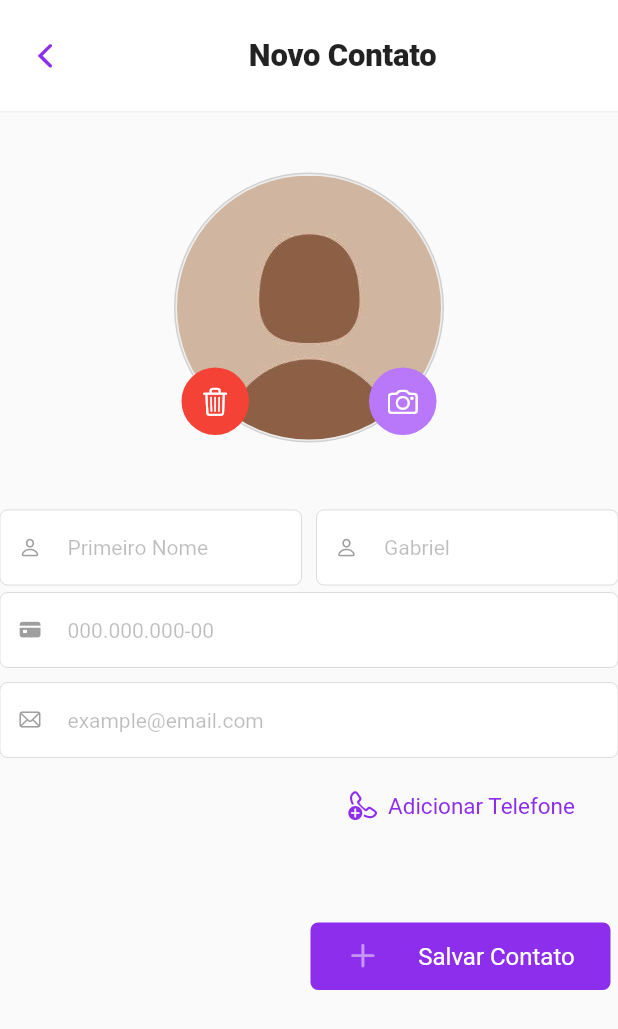
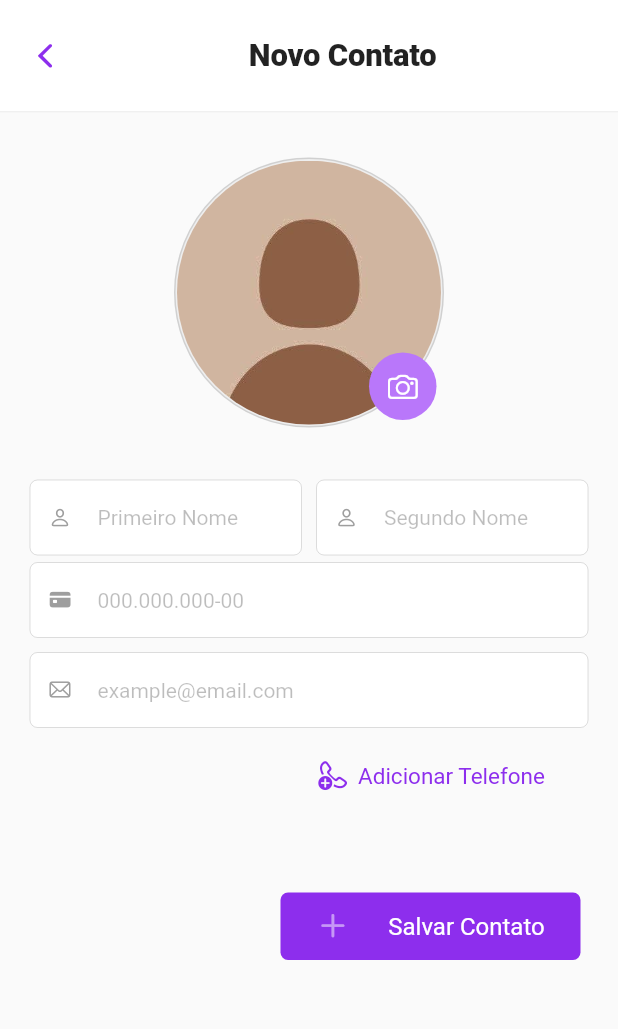
Before and after one commit to caiquegabriel/Agenda-Eletronica, a Flutter app: the screen it shows after launch, after a tap on an icon or button, on a phone screen of 412 x 824 dp. Shown: the top 1029 px of the screen. Run offline on Flutter 3.47's test engine with Material 2 defaults, Android fonts, the phone set to English and light mode, and no system bars; our stand-ins replace flutter_modular, google_fonts, image_picker, mask_text_input_formatter, shared_preferences, sqflite; missing offline and left inert: cpf_cnpj_validator; accounts and stored records are empty; network calls fail.

Commit message:
Correções

```diff
--- a/lib/components/forms/widget_contact_form.dart
+++ b/lib/components/forms/widget_contact_form.dart
@@ -20,14 +20,11 @@ class ContactForm extends StatefulWidget{
 
   final Function onSubmit;
 
-  final Function feedback;
-
   final Contact contact;
 
   const ContactForm({
     Key? key,
     required this.contact,
-    required this.feedback,
     required this.onSubmit
   }) : super(key: key);
 
@@ -46,9 +43,11 @@ class ContactFormState extends State<ContactForm> {
   Map<int, FocusNode> telephoneFocus = {};
   Map<String, FocusNode > formFocus = {};
 
-  List<ContactTelephoneForm> _telephonesForms = [];
+  final List<ContactTelephoneForm> _telephonesForms = [];
 
   List<Telephone> telephonesValues = [];
+
+  MaskTextInputFormatter? _maskCPF;
 
   void _loadTelephones() {
     if (widget.contact.telephones.isEmpty || !mounted) return;
@@ -81,6 +80,13 @@ class ContactFormState extends State<ContactForm> {
   void initState() {
     super.initState();
 
+    _maskCPF = MaskTextInputFormatter(
+      mask: '###.###.###-##',
+      filter: { "#": RegExp(r'[0-9]') },
+      type: MaskAutoCompletionType.lazy,
+      initialText: widget.contact.cpf
+    );
+
     _loadTelephones();
 
     formKeys = {
@@ -103,6 +109,7 @@ class ContactFormState extends State<ContactForm> {
       formFocus = formFocus;
       formKeys = formKeys;
       _imagePath = widget.contact.photo ?? "";
+      _maskCPF = _maskCPF;
     });
   }
 
@@ -145,7 +152,7 @@ class ContactFormState extends State<ContactForm> {
       if (v.currentState != null) {
         if (v.currentState!.enabled) {
           Map value = v.currentState!.getValue();
-          if (value['telephone'] != null) {
+          if (value['telephone'] != null && value['telephone'].isNotEmpty) {
             telephonesValues.add(
               Telephone(
                 type: value['type'],
@@ -159,7 +166,7 @@ class ContactFormState extends State<ContactForm> {
       }
     });
 
-    if (telephonesValues.length == 0) {
+    if (telephonesValues.isEmpty) {
       customDialog(
         context,
         title: "Nenhum telefone inserido.",
@@ -179,10 +186,16 @@ class ContactFormState extends State<ContactForm> {
     );
 
     widget.onSubmit(contact).then((results) {
+      if (results != true && results != null) {
+        contact.id = results;
+      }
       customDialog(
         context,
-        title: "Dados atualizados!",
-        description: "As informações de ${widget.contact.firstName} foram atualizadas com sucesso!"
+        title: widget.contact.id != null ? "Dados atualizados!" : "Contato criado!",
+        description: widget.contact.id != null ? "As informações de ${widget.contact.firstName} foram atualizadas com sucesso!" : "Um novo contato foi salvo.",
+        callback: () {
+          navigatorPushNamed(context, '/contact_view', arguments: {'contact': contact});
+        }
       );
       return;
     });
@@ -268,13 +281,16 @@ class ContactFormState extends State<ContactForm> {
 
   @override
   Widget build(BuildContext context) {
-    return Column(
+    return Container(
+      padding: const EdgeInsets.all(20),
+      child: Column(
         mainAxisAlignment: MainAxisAlignment.center,
         children: [
           Container(
             alignment: Alignment.center,
             width: double.infinity,
-            height: 260,
+            height: 200,
+            margin: const EdgeInsets.only(bottom: 20),
             child: Stack (
               children: [
                 Container (
@@ -293,7 +309,7 @@ class ContactFormState extends State<ContactForm> {
                     avatar: _imagePath
                   ),
                 ),
-                (_imagePath.isNotEmpty || (widget.contact.photo != null))
+                (_imagePath.isNotEmpty && (widget.contact.photo != null))
                   ?
                     Positioned(
                       left: 5,
@@ -368,7 +384,7 @@ class ContactFormState extends State<ContactForm> {
                   hintColor: Colors.black26,
                   icon: CupertinoIcons.person,
                   margin: const EdgeInsets.only(left: 5, top: 5, bottom: 5),
-                  hintText: "Gabriel"
+                  hintText: "Segundo Nome"
                 ),
               )
             ]
@@ -382,18 +398,11 @@ class ContactFormState extends State<ContactForm> {
                 borderWidth: 0,
                 backgroundColor: const Color.fromRGBO(255, 255, 255,  0.95 ),
                 focusNode: formFocus['cpf'],
-                mask: [
-                  MaskTextInputFormatter(
-                    initialText: widget.contact.cpf.toString(),
-                    mask: '###.###.###-##',
-                    filter: { "#": RegExp(r'[0-9]') },
-                    type: MaskAutoCompletionType.eager
-                  )
-                ],
+                mask: _maskCPF != null ? [_maskCPF!] : null,
                 textColor: Colors.black54,
                 formSubmitFunction: toNext,
                 key: formKeys['cpf'],
-                initialValue: widget.contact.cpf ?? "",
+                initialValue: widget.contact.cpf != null && _maskCPF != null ? _maskCPF!.updateMask(mask: "###.###.###-##").text : "",
                 validatorFunction: (){ },
                 labelColor: Colors.black38,
                 height: 50,
@@ -450,6 +459,8 @@ class ContactFormState extends State<ContactForm> {
           ),
           Container(
             margin: const EdgeInsets.only(top: 30),
+            child: SafeArea(
+              top: false,
               child: Row(
                 mainAxisAlignment: MainAxisAlignment.end,
                 children: [
@@ -471,7 +482,9 @@ class ContactFormState extends State<ContactForm> {
                 ],
               )
             )
+          )
         ],
+      )
     );
   }
 
--- a/lib/components/template/widget_header.dart
+++ b/lib/components/template/widget_header.dart
@@ -56,20 +56,13 @@ class TemplateHeaderState extends State<TemplateHeader> {
                   },
                 )
               :
-                const CustomButton(
-                  width: 45,
-                  height: 45,
-                  icon: CupertinoIcons.search,
-                  textColor: primaryColor,
-                  iconColor: primaryColor,
-                  iconSize: 25,
-                ),
+                const SizedBox.shrink(),
               Expanded(
                 child: Container(
                   alignment: Alignment.center,
                   child: Text(
                     widget.title ?? "Agenda",
-                    style: TextStyle(
+                    style: const TextStyle(
                       fontSize: 20.7,
                       fontWeight: FontWeight.w900,
                       letterSpacing: -0.127
--- a/lib/components/widget_contact_preview.dart
+++ b/lib/components/widget_contact_preview.dart
@@ -50,6 +50,7 @@ class ContactPreviewState extends State<ContactPreview> {
         child: Row(
           children: [
             ContactPhoto(
+              key: GlobalKey<ContactPhotoState>(),
               width: 45.5,
               height: 45.5,
               avatar: widget.contact.photo ?? "",
--- a/lib/components/widget_custom_input.dart
+++ b/lib/components/widget_custom_input.dart
@@ -130,9 +130,7 @@ class InputState extends State<Input>{
   }
 
   void updateValue(String value) {
-    setState(() {
-      _inputController.text = widget.initialValue ?? "";
-    });
+    _inputController.text = widget.initialValue ?? "";
   }
 
   int getCurrentLenght() {
--- a/lib/components/widget_loading.dart
+++ b/lib/components/widget_loading.dart
@@ -1,5 +1,4 @@
 import 'package:agenda_eletronica/components/widget_local_image.dart';
-import 'package:agenda_eletronica/style.dart';
 import 'package:flutter/material.dart';
 
 class Loading extends StatefulWidget{
--- a/lib/components/widget_telephone_preview.dart
+++ b/lib/components/widget_telephone_preview.dart
@@ -1,6 +1,6 @@
 import 'package:agenda_eletronica/entities/telephone.dart';
+import 'package:agenda_eletronica/helpers.dart';
 import 'package:agenda_eletronica/style.dart';
-import 'package:flutter/cupertino.dart';
 import 'package:flutter/material.dart';
 import 'package:url_launcher/url_launcher.dart';
 
@@ -54,7 +54,7 @@ class TelephonePreviewState extends State<TelephonePreview> {
               ),
             ),
             Text(
-              widget.telephone.telephone.toString(),
+              maskTelephone(widget.telephone.telephone),
               style: const TextStyle(
                 fontSize: 22,
                 color: primaryColor
--- a/lib/entities/contact.dart
+++ b/lib/entities/contact.dart
@@ -34,6 +34,7 @@ class Contact {
 
   String? get secondName => _secondName;
 
+  // ignore: unnecessary_getters_setters
   String? get photo => _photo;
 
   String? get email => _email;
@@ -46,6 +47,10 @@ class Contact {
 
   set photo(String? photo) {
     _photo = photo;
+  }
+
+  set id(int? id) {
+    _id = id;
   }
 
   String? principalTelephone() {
--- a/lib/screens/widget_contact_register.dart
+++ b/lib/screens/widget_contact_register.dart
@@ -1,12 +1,9 @@
 import 'package:agenda_eletronica/components/forms/widget_contact_form.dart';
-import 'package:agenda_eletronica/data/db/db.dart';
 import 'package:agenda_eletronica/entities/contact.dart';
 import 'package:agenda_eletronica/providers/contact_provider.dart';
 import 'package:agenda_eletronica/screens/widget_common_screen.dart';
-import 'package:agenda_eletronica/services/ContactService.dart';
 import 'package:agenda_eletronica/style.dart';
 import 'package:flutter/cupertino.dart';
-import 'package:flutter/foundation.dart';
 import 'package:flutter_modular/flutter_modular.dart';
 
 class ContactRegister extends StatefulWidget {
@@ -18,16 +15,20 @@ class ContactRegister extends StatefulWidget {
 
 }
 
-class ContactRegisterState extends State<ContactRegister> with CommonComponent {
+class ContactRegisterState extends State<ContactRegister> with CommonComponent, AutomaticKeepAliveClientMixin {
+
+  @override
+  bool get wantKeepAlive => true;
 
   @override
   void initState() {
     super.initState();
-    (DB()).deleteAllDataBase();
   }
 
   @override
   Widget build(BuildContext context) {
+    super.build(context);
+
     return content(
       enableBackButton: true,
       title: "Novo Contato",
@@ -36,7 +37,6 @@ class ContactRegisterState extends State<ContactRegister> with CommonComponent {
         children: [
           ContactForm(
             contact: Contact(),
-            feedback: () {},
             onSubmit: Modular.get<ContactProvider>().register,
           )
         ]
--- a/lib/screens/widget_home_screen.dart
+++ b/lib/screens/widget_home_screen.dart
@@ -20,7 +20,10 @@ class HomeScreen extends StatefulWidget {
 
 }
 
-class HomeScreeState extends State<HomeScreen> with CommonComponent {
+class HomeScreeState extends State<HomeScreen> with CommonComponent, AutomaticKeepAliveClientMixin {
+
+  @override
+  bool get wantKeepAlive => true;
 
   ContactProvider contactProvider = Modular.get<ContactProvider>();
 
@@ -41,6 +44,8 @@ class HomeScreeState extends State<HomeScreen> with CommonComponent {
 
   @override
   Widget build(BuildContext context) {
+    super.build(context);
+
     return content(
       rightButton: CustomButton(
         width: 45,
@@ -61,6 +66,7 @@ class HomeScreeState extends State<HomeScreen> with CommonComponent {
             builder: (context, value, _) {
               if (value.contactPreviews == null) {
                 return Container(
+                  key: GlobalKey(),
                   alignment: Alignment.center,
                   child: const Loading(
                     text: "Carregando ..."
@@ -68,11 +74,12 @@ class HomeScreeState extends State<HomeScreen> with CommonComponent {
                 );
               } else if (value.contactPreviews!.isEmpty) {
                 return Container(
+                  key: GlobalKey(),
                   padding: const EdgeInsets.all(15),
                   alignment: Alignment.center,
                   child: RichText(
                     textAlign: TextAlign.center,
-                    text: TextSpan(
+                    text: const TextSpan(
                       style: TextStyle(
                         color: Colors.black
                       ),
@@ -98,6 +105,7 @@ class HomeScreeState extends State<HomeScreen> with CommonComponent {
                 );
               } else {
                 return ListView(
+                  key: GlobalKey(),
                   padding: noEdgeInsets,
                   children: value.contactPreviews!
                 );
@@ -108,4 +116,9 @@ class HomeScreeState extends State<HomeScreen> with CommonComponent {
       )
     );
   }
+
+  @override
+  void dispose() {
+    super.dispose();
+  }
 }
--- a/lib/services/CpfService.dart
+++ b/lib/services/cpf_service.dart
@@ -1,4 +1,4 @@
-import 'package:agenda_eletronica/services/Service.dart';
+import 'package:agenda_eletronica/services/service.dart';
 
 class CPFService extends Service {
 
--- a/lib/style.dart
+++ b/lib/style.dart
@@ -1,5 +1,3 @@
-import 'dart:ui';
-
 import 'package:flutter/material.dart';
 
 ///
--- a/lib/widget_module.dart
+++ b/lib/widget_module.dart
@@ -4,8 +4,7 @@ import 'package:agenda_eletronica/screens/widget_contact_edit.dart';
 import 'package:agenda_eletronica/screens/widget_contact_register.dart';
 import 'package:agenda_eletronica/screens/widget_contact_view.dart';
 import 'package:agenda_eletronica/screens/widget_home_screen.dart';
-import 'package:agenda_eletronica/services/ContactService.dart';
-import 'package:flutter/material.dart';
+import 'package:agenda_eletronica/services/contact_service.dart';
 import 'package:flutter_modular/flutter_modular.dart';
 
 class AppModule extends Module {
```
Also changed, not shown: lib/components/forms/widget_contact_telephone_form.dart (+16 -11 lines), lib/helpers.dart (+24 -0 lines), lib/providers/contact_provider.dart (+3 -19 lines), lib/screens/widget_contact_edit.dart (+9 -7 lines), lib/screens/widget_contact_view.dart (+10 -5 lines), lib/services/contact_service.dart (renamed from lib/services/ContactService.dart, +5 -7 lines). Lines whose indentation alone changed are shown as unchanged.
